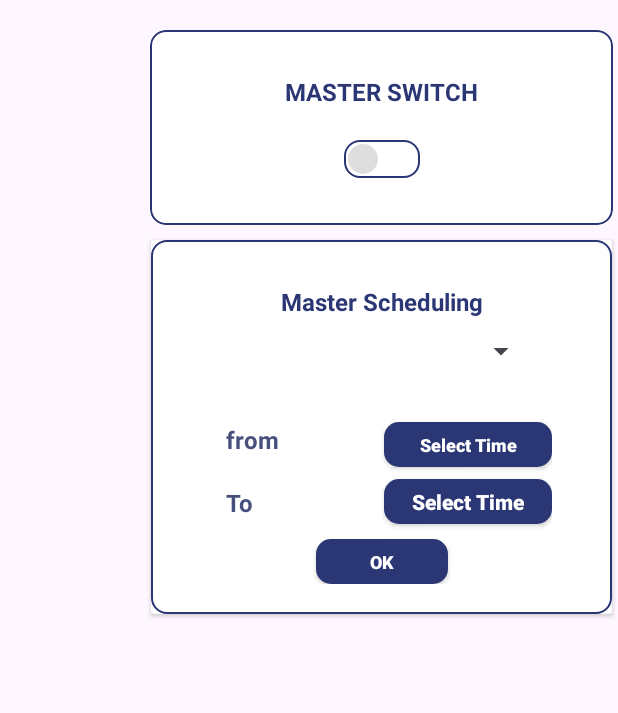
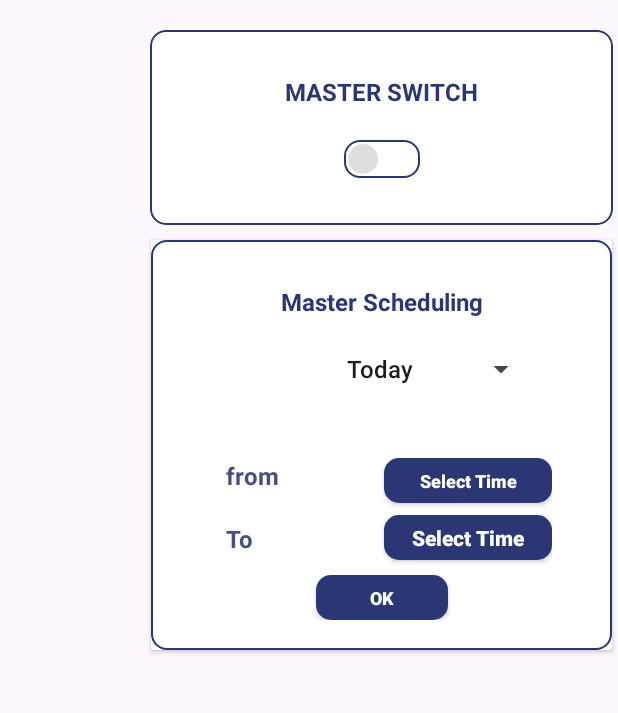
Before and after one commit to Software-Evoluzn/Sejal-SmartLight-Application, an Android app: the screen it shows after launch (DashBoardActivity), on a phone screen of 412 x 824 dp, the part 87-800 px from its top. Run offline under Robolectric (Android 15) with nearby library versions, the phone set to English and light mode, and no system bars; libraries missing offline, so code that uses them is left out: com.felhr.usbserial.

Commit message:
commit showing drop down list in spinner

```diff
--- a/app/src/main/java/com/example/etcdynamiclight/DashBoardActivity.kt
+++ b/app/src/main/java/com/example/etcdynamiclight/DashBoardActivity.kt
@@ -2,6 +2,8 @@ package com.example.etcdynamiclight
 
 import android.content.Intent
 import android.os.Bundle
+import android.widget.ArrayAdapter
+import android.widget.Spinner
 import androidx.activity.enableEdgeToEdge
 import androidx.appcompat.app.AppCompatActivity
 import androidx.appcompat.widget.SwitchCompat
@@ -13,6 +15,9 @@ class DashBoardActivity : AppCompatActivity() {
     lateinit var masterSWITCH: SwitchCompat
     lateinit var masterSwitchCardView: CardView
    lateinit var  mUsbHandler:USBHandler
+   lateinit var spinnerDay:Spinner
+
+  // lateinit var spinnerDay:Spinner
 
 
     override fun onCreate(savedInstanceState: Bundle?) {
@@ -22,6 +27,7 @@ class DashBoardActivity : AppCompatActivity() {
          mUsbHandler = USBHandler(this)
          masterSWITCH = findViewById(R.id.MasterSwitch)
          masterSwitchCardView = findViewById(R.id.cardMasterSwitch)
+        spinnerDay=findViewById(R.id.spinnerDay)
 
         masterSwitchCardView.setOnClickListener {
             val intent = Intent(this, MainActivity::class.java)
@@ -36,6 +42,11 @@ class DashBoardActivity : AppCompatActivity() {
             }
         }
 
+        val arrSpinner= arrayOf("Today","Set Data","Weekly")
+        val arrayAdapter=ArrayAdapter(this,android.R.layout.simple_list_item_1,arrSpinner)
+        spinnerDay.adapter=arrayAdapter
+
+
     }
 
     override fun onDestroy() {
--- a/app/src/main/res/values/strings.xml
+++ b/app/src/main/res/values/strings.xml
@@ -8,4 +8,5 @@
     <string name="select_off_time">To</string>
     <string name="select_time">Select Time</string>
     <string name="ok">OK</string>
+
 </resources>
```
